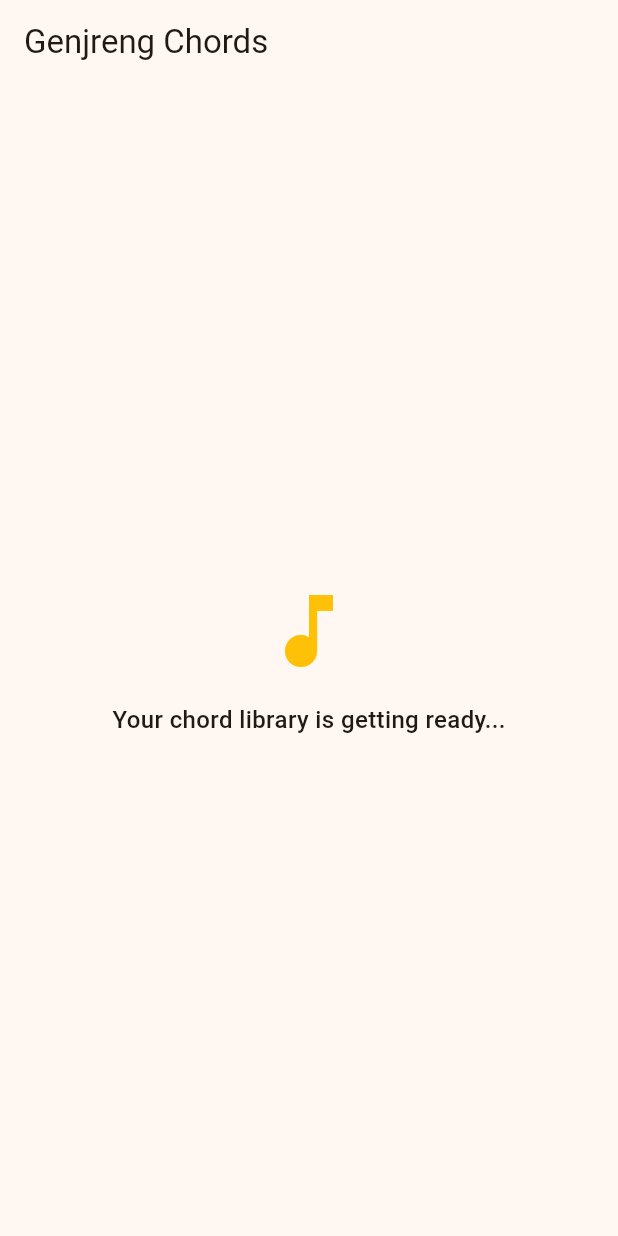
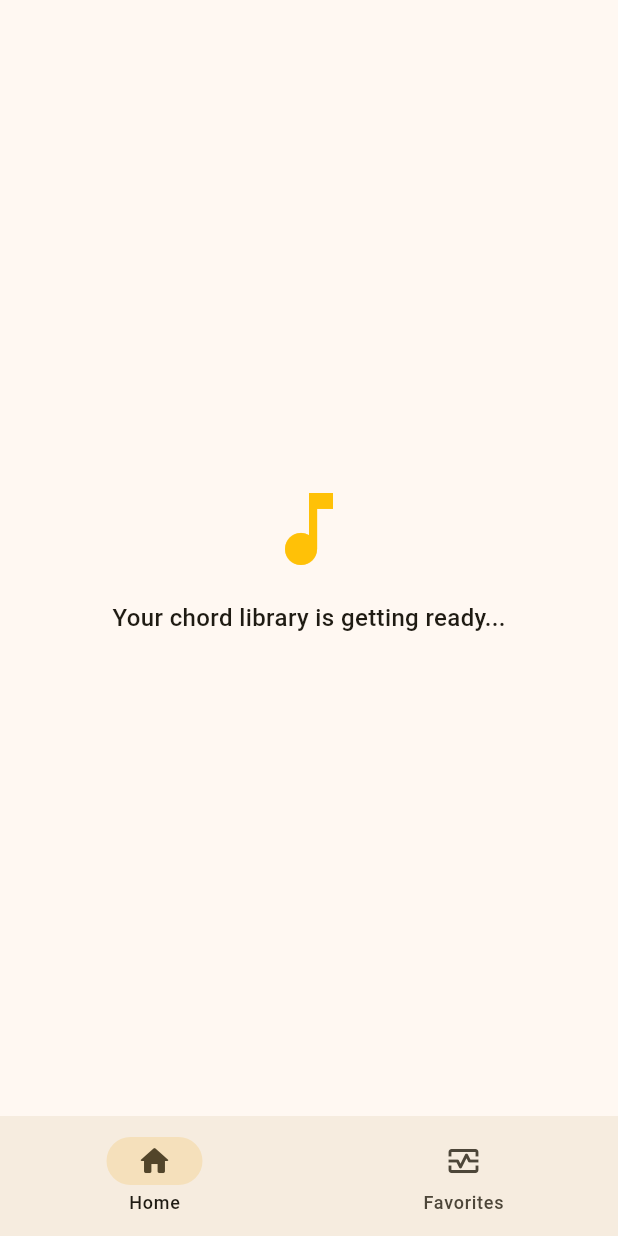
Before and after one commit to erichutabarat/chordkita_app, a Flutter app: the screen it shows after launch, on a phone screen of 412 x 824 dp. Run offline on Flutter 3.47's test engine with Material 3 defaults, Android fonts, the phone set to English and light mode, and no system bars.

Commit message:
feat(home_layout): create layout for home features

```diff
--- /dev/null
+++ b/lib/features/home/presentation/home_layout.dart
@@ -0,0 +1,42 @@
+import 'package:chordkita/features/home/presentation/screens/favorite_screen.dart';
+import 'package:chordkita/features/home/presentation/screens/home_screen.dart';
+import 'package:flutter/material.dart';
+
+class HomeLayout extends StatefulWidget {
+  const HomeLayout({super.key});
+
+  @override
+  State<HomeLayout> createState() => _HomeLayoutState();
+}
+
+class _HomeLayoutState extends State<HomeLayout> {
+  int _currentPage = 0;
+  final List<Widget> _pages = [HomeScreen(), FavoriteScreen()];
+
+  @override
+  Widget build(BuildContext context) {
+    return Scaffold(
+      body: _pages[_currentPage],
+      bottomNavigationBar: NavigationBar(
+        selectedIndex: _currentPage,
+        onDestinationSelected: (index) {
+          setState(() {
+            _currentPage = index;
+          });
+        },
+        destinations: const [
+          NavigationDestination(
+            icon: Icon(Icons.home_outlined),
+            selectedIcon: Icon(Icons.home_rounded),
+            label: 'Home',
+          ),
+          NavigationDestination(
+            icon: Icon(Icons.monitor_heart_outlined),
+            selectedIcon: Icon(Icons.monitor_heart_rounded),
+            label: 'Favorites',
+          ),
+        ],
+      ),
+    );
+  }
+}
--- /dev/null
+++ b/lib/features/home/presentation/screens/favorite_screen.dart
@@ -0,0 +1,29 @@
+import 'package:flutter/material.dart';
+
+class FavoriteScreen extends StatefulWidget {
+  const FavoriteScreen({super.key});
+
+  @override
+  State<FavoriteScreen> createState() => _FavoriteScreenState();
+}
+
+class _FavoriteScreenState extends State<FavoriteScreen> {
+  @override
+  Widget build(BuildContext context) {
+    return Scaffold(
+      body: const Center(
+        child: Column(
+          mainAxisAlignment: MainAxisAlignment.center,
+          children: [
+            Icon(Icons.music_note, size: 64, color: Colors.amber),
+            SizedBox(height: 16),
+            Text(
+              'Your chord library is getting ready...',
+              style: TextStyle(fontSize: 16, fontWeight: FontWeight.w500),
+            ),
+          ],
+        ),
+      ),
+    );
+  }
+}
--- /dev/null
+++ b/lib/features/home/presentation/screens/home_screen.dart
@@ -0,0 +1,29 @@
+import 'package:flutter/material.dart';
+
+class HomeScreen extends StatefulWidget {
+  const HomeScreen({super.key});
+
+  @override
+  State<HomeScreen> createState() => _HomeScreenState();
+}
+
+class _HomeScreenState extends State<HomeScreen> {
+  @override
+  Widget build(BuildContext context) {
+    return Scaffold(
+      body: const Center(
+        child: Column(
+          mainAxisAlignment: MainAxisAlignment.center,
+          children: [
+            Icon(Icons.music_note, size: 64, color: Colors.amber),
+            SizedBox(height: 16),
+            Text(
+              'Your chord library is getting ready...',
+              style: TextStyle(fontSize: 16, fontWeight: FontWeight.w500),
+            ),
+          ],
+        ),
+      ),
+    );
+  }
+}
--- a/lib/main.dart
+++ b/lib/main.dart
@@ -1,7 +1,7 @@
+import 'package:chordkita/features/home/presentation/home_layout.dart';
 import 'package:flutter/material.dart';
 
 void main() {
-  // Ensures widget binding is initialized if you add local storage or state management later
   WidgetsFlutterBinding.ensureInitialized();
   runApp(const GuitarChordApp());
 }
@@ -31,32 +31,8 @@ class GuitarChordApp extends StatelessWidget {
       ),
 
       // Starting screen
-      home: const ChordHomeScreen(),
+      initialRoute: '/home',
+      routes: {'/home': (context) => const HomeLayout()},
     );
   }
 }
-
-// --- INITIAL SCREEN PLACEHOLDER ---
-class ChordHomeScreen extends StatelessWidget {
-  const ChordHomeScreen({super.key});
-
-  @override
-  Widget build(BuildContext context) {
-    return Scaffold(
-      appBar: AppBar(title: const Text('Genjreng Chords'), elevation: 0),
-      body: const Center(
-        child: Column(
-          mainAxisAlignment: MainAxisAlignment.center,
-          children: [
-            Icon(Icons.music_note, size: 64, color: Colors.amber),
-            SizedBox(height: 16),
-            Text(
-              'Your chord library is getting ready...',
-              style: TextStyle(fontSize: 16, fontWeight: FontWeight.w500),
-            ),
-          ],
-        ),
-      ),
-    );
-  }
-}
```
